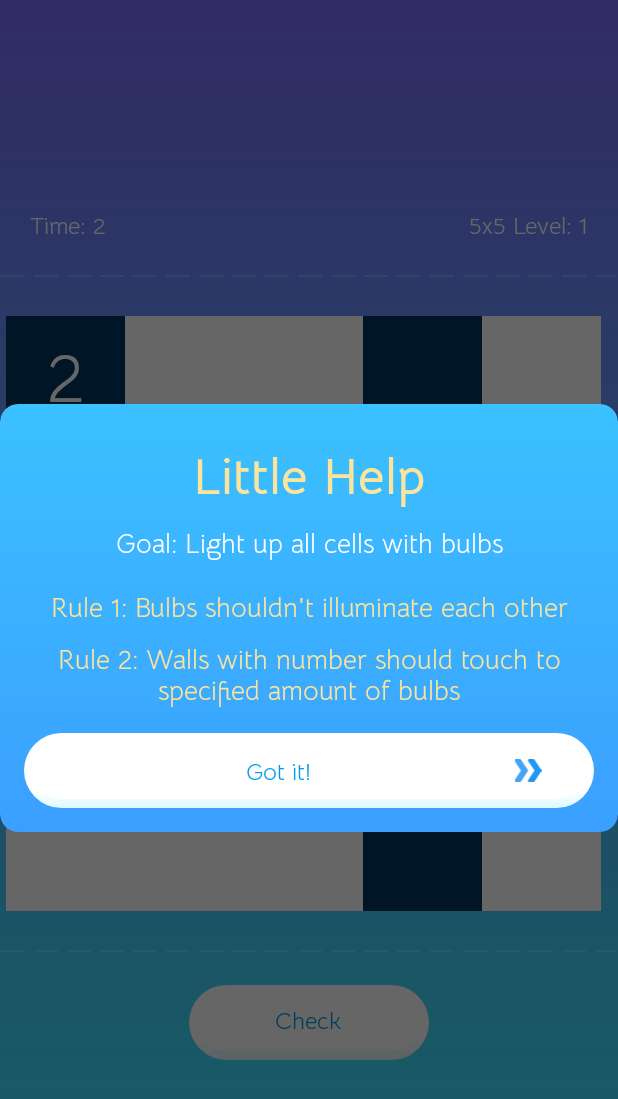
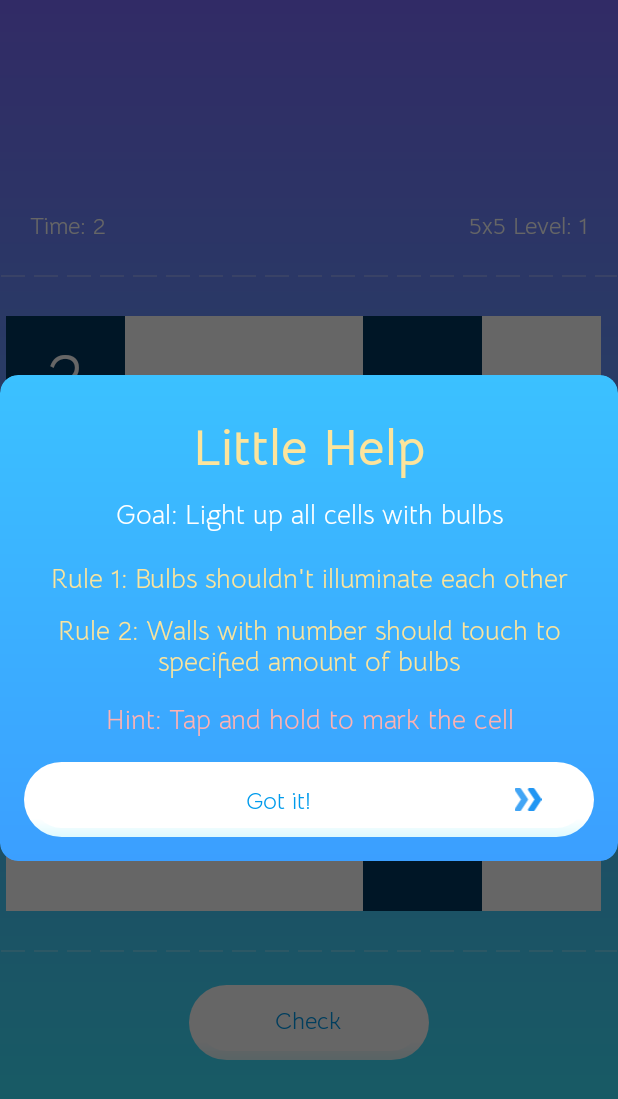
Before and after one commit to MasterAlish/LightUp, an Android app: the screen it shows after launch (GameActivity), after a tap on an icon or button, on a phone screen of 412 x 824 dp. Shown: the top 1099 px of the screen. Run offline under Robolectric (Android 15) with nearby library versions, the phone set to English and light mode, and no system bars.

Commit message:
+ Now can mark the cells

```diff
--- a/app/build.gradle
+++ b/app/build.gradle
@@ -9,8 +9,8 @@ android {
         applicationId 'ma.apps.lightup'
         minSdkVersion 21
         targetSdkVersion 29
-        versionCode 4
-        versionName "1.3"
+        versionCode 5
+        versionName "1.4"
         testInstrumentationRunner "androidx.test.runner.AndroidJUnitRunner"
     }
 
--- a/app/src/main/java/ma/apps/lightup/game/Cell.kt
+++ b/app/src/main/java/ma/apps/lightup/game/Cell.kt
@@ -1,6 +1,6 @@
 package ma.apps.lightup.game
 
-data class Cell(val type: CellType, var value: Int = 0)
+data class Cell(val type: CellType, var value: Int = 0, var marked: Boolean = false)
 
 enum class CellType {
     EMPTY,
--- /dev/null
+++ b/app/src/main/res/drawable/ic_letter_x.xml
@@ -0,0 +1,9 @@
+<vector xmlns:android="http://schemas.android.com/apk/res/android"
+    android:width="40dp"
+    android:height="40dp"
+    android:viewportWidth="22.88"
+    android:viewportHeight="22.88">
+    <path
+        android:fillColor="#1E201D"
+        android:pathData="M0.324,1.909c-0.429,-0.429 -0.429,-1.143 0,-1.587c0.444,-0.429 1.143,-0.429 1.587,0l9.523,9.539l9.539,-9.539c0.429,-0.429 1.143,-0.429 1.571,0c0.444,0.444 0.444,1.159 0,1.587l-9.523,9.524l9.523,9.539c0.444,0.429 0.444,1.143 0,1.587c-0.429,0.429 -1.143,0.429 -1.571,0l-9.539,-9.539l-9.523,9.539c-0.444,0.429 -1.143,0.429 -1.587,0c-0.429,-0.444 -0.429,-1.159 0,-1.587l9.523,-9.539L0.324,1.909z" />
+</vector>
--- a/app/src/main/res/layout/help_dialog.xml
+++ b/app/src/main/res/layout/help_dialog.xml
@@ -56,6 +56,17 @@
             android:textColor="@color/textColor"
             android:textSize="18sp" />
 
+        <TextView
+            android:layout_width="match_parent"
+            android:layout_height="wrap_content"
+            android:layout_marginTop="12dp"
+            android:fontFamily="@font/bellota_regular"
+            android:lineHeight="21sp"
+            android:text="@string/how_to_mark_text"
+            android:textAlignment="center"
+            android:textColor="#FFB2B2"
+            android:textSize="18sp" />
+
     </LinearLayout>
 
     <LinearLayout
--- a/app/src/main/res/values/strings.xml
+++ b/app/src/main/res/values/strings.xml
@@ -37,4 +37,5 @@
     <string name="goal_of_the_game">Goal: Light up all cells with bulbs</string>
     <string name="rule_1">Rule 1: Bulbs shouldn\'t illuminate each other</string>
     <string name="rule_2">Rule 2: Walls with number should touch to specified amount of bulbs</string>
+    <string name="how_to_mark_text">Hint: Tap and hold to mark the cell</string>
 </resources>
```
Also changed, not shown: app/src/main/java/ma/apps/lightup/GameActivity.kt (+21 -0 lines), app/src/main/java/ma/apps/lightup/game/Game.kt (+15 -4 lines), app/src/main/res/drawable-xxxhdpi/lines_ball.png (deleted), 1 other file.
